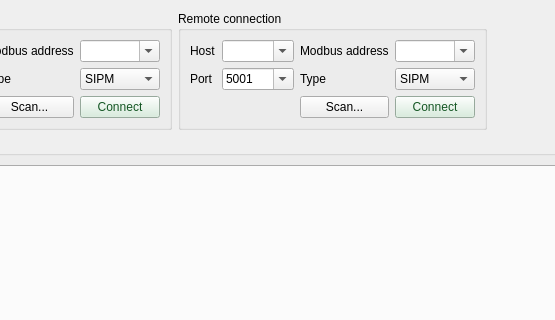
Above: src/nlab_modbus/gui/view/main_window.ui from nucliflare/nlab-modbus before the change; both pictures show x 174 to 729 and y 0 to 320 of the 1238 by 612 pixel window. Below: the same form after it.
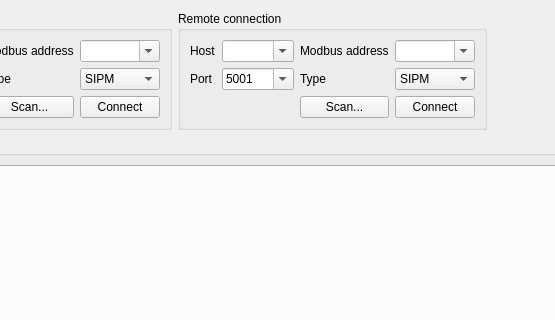
That is the form after the change.

Diff of the .ui file:
```diff
--- a/src/nlab_modbus/gui/view/main_window.ui
+++ b/src/nlab_modbus/gui/view/main_window.ui
@@ -138,9 +138,6 @@
         </item>
         <item row="2" column="3">
          <widget class="QPushButton" name="local_btn">
-          <property name="styleSheet">
-           <string>background-color: #d4edda; color: #155724;</string>
-          </property>
           <property name="text">
            <string>Connect</string>
           </property>
@@ -248,9 +245,6 @@
         </item>
         <item row="2" column="3">
          <widget class="QPushButton" name="remote_btn">
-          <property name="styleSheet">
-           <string>background-color: #d4edda; color: #155724;</string>
-          </property>
           <property name="text">
            <string>Connect</string>
           </property>
```
